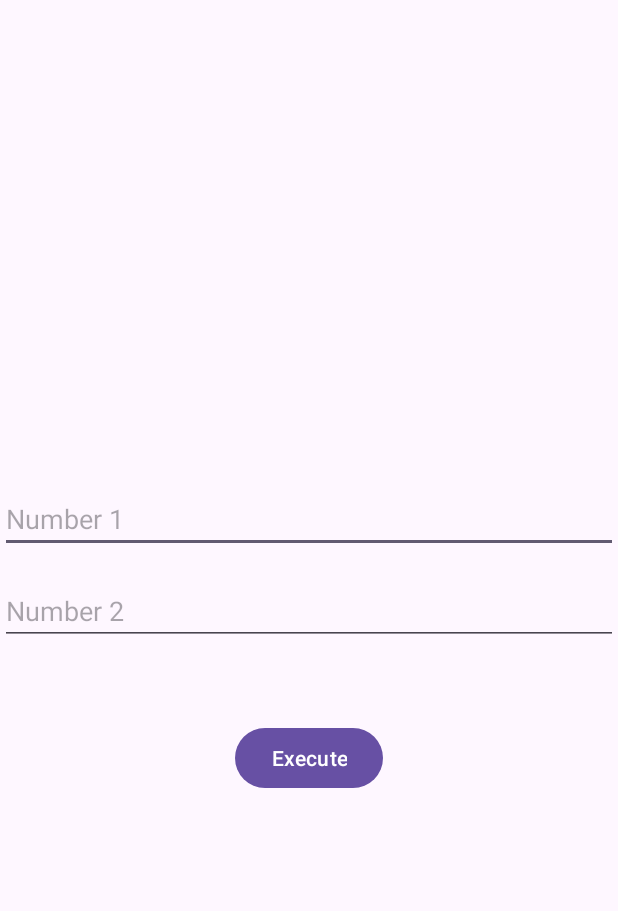
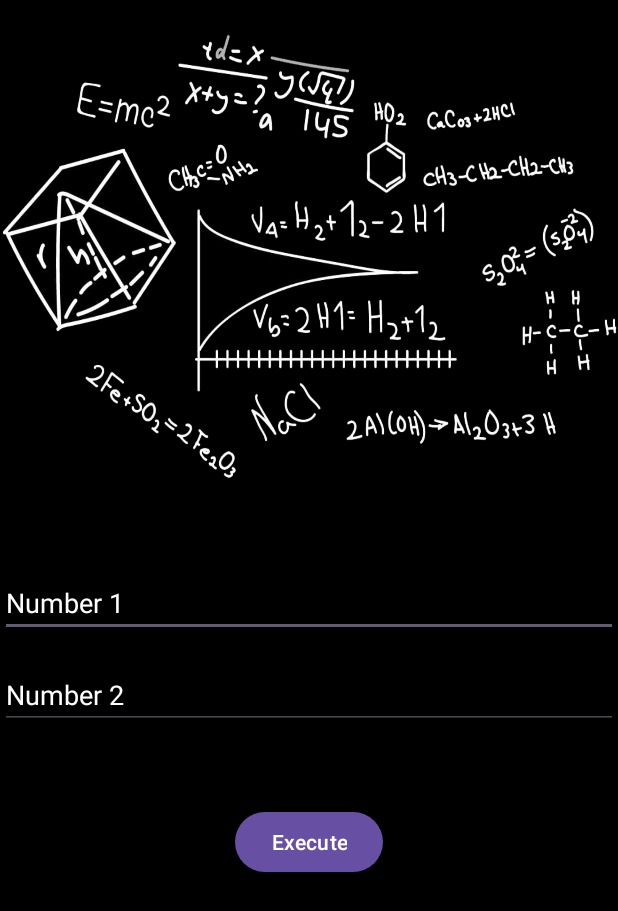
Before and after one commit to SwarajLearning/KotlinProjects, an Android app: the screen it shows after launch (MainActivity), on a phone screen of 412 x 824 dp. Shown: the top 911 px of the screen. Run offline under Robolectric (Android 15) with nearby library versions, the phone set to English and light mode, and no system bars; our stand-ins replace data binding.

```diff
--- a/app/src/main/res/layout/activity_main.xml
+++ b/app/src/main/res/layout/activity_main.xml
@@ -5,6 +5,7 @@
 
 
     <data>
+
         <variable
             name="myEquation"
             type="com.example.arithmetic.MyEquation" />
@@ -13,6 +14,7 @@
     <androidx.constraintlayout.widget.ConstraintLayout
         android:layout_width="match_parent"
         android:layout_height="match_parent"
+        android:background="@drawable/back"
         tools:context=".MainActivity">
 
 
@@ -23,11 +25,12 @@
             android:layout_marginBottom="20dp"
             android:hint="Number 1"
             android:text="@={myEquation.number1}"
+            android:textColor="@color/white"
+            android:textColorHint="@color/white"
             app:layout_constraintBottom_toBottomOf="parent"
             app:layout_constraintLeft_toLeftOf="parent"
             app:layout_constraintRight_toRightOf="parent"
-            app:layout_constraintTop_toTopOf="parent"
-            app:layout_constraintVertical_bias="0.426" />
+            app:layout_constraintTop_toTopOf="parent" />
 
         <EditText
             android:id="@+id/etNumber2"
@@ -36,6 +39,8 @@
             android:layout_marginTop="16dp"
             android:hint="Number 2"
             android:text="@={myEquation.number2}"
+            android:textColor="@color/white"
+            android:textColorHint="@color/white"
             app:layout_constraintEnd_toEndOf="parent"
             app:layout_constraintStart_toStartOf="parent"
             app:layout_constraintTop_toBottomOf="@+id/etNumber1" />
@@ -46,6 +51,8 @@
             android:layout_height="wrap_content"
             android:layout_marginTop="16dp"
             android:text="@={myEquation.result}"
+            android:textColor="@color/white"
+            android:textColorHint="@color/white"
             app:layout_constraintEnd_toEndOf="parent"
             app:layout_constraintStart_toStartOf="parent"
             app:layout_constraintTop_toBottomOf="@+id/etNumber2" />
@@ -55,10 +62,10 @@
             android:layout_height="wrap_content"
             android:layout_marginTop="16dp"
             android:onClick="@{myEquation::solveArithmetic}"
+            android:text="Execute"
             app:layout_constraintEnd_toEndOf="parent"
             app:layout_constraintStart_toStartOf="parent"
-            app:layout_constraintTop_toBottomOf="@+id/tvResult"
-            android:text="Execute"/>
+            app:layout_constraintTop_toBottomOf="@+id/tvResult" />
 
     </androidx.constraintlayout.widget.ConstraintLayout>
 
```
Also changed, not shown: app/src/main/res/drawable/back.png (added).
